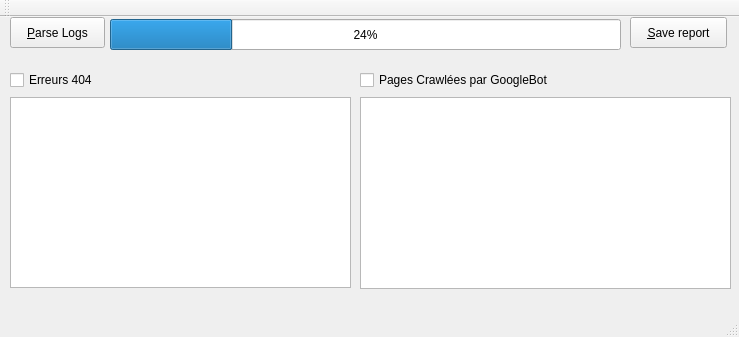
E-LLP/logParser, file mainwindow.ui: the form before one commit.
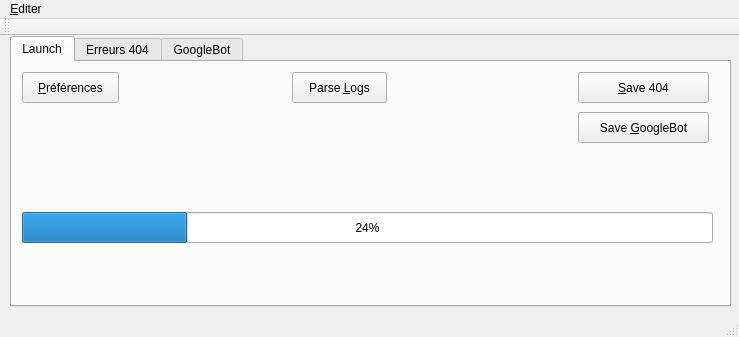
The form after the commit. Icons and pictures are not drawn.

```diff
--- a/mainwindow.ui
+++ b/mainwindow.ui
@@ -18,35 +18,41 @@
     <normaloff>../../../../Téléchargements/ZpKyf3ZBgLFQTpMM1OeLzCjBV8xta9O0_0/logparser.jpg</normaloff>../../../../Téléchargements/ZpKyf3ZBgLFQTpMM1OeLzCjBV8xta9O0_0/logparser.jpg</iconset>
   </property>
   <widget class="QWidget" name="centralWidget">
+   <widget class="QTabWidget" name="tabWidget">
+    <property name="geometry">
+     <rect>
+      <x>10</x>
+      <y>0</y>
+      <width>721</width>
+      <height>271</height>
+     </rect>
+    </property>
+    <property name="currentIndex">
+     <number>0</number>
+    </property>
+    <widget class="QWidget" name="tab">
+     <attribute name="title">
+      <string>Launch</string>
+     </attribute>
    <widget class="QPushButton" name="btnParseLogs">
     <property name="geometry">
      <rect>
-      <x>10</x>
-      <y>0</y>
+        <x>280</x>
+        <y>10</y>
       <width>95</width>
       <height>31</height>
      </rect>
     </property>
     <property name="text">
-     <string>&amp;Parse Logs</string>
-    </property>
-   </widget>
-   <widget class="QTableView" name="tableView_err404">
-    <property name="geometry">
-     <rect>
-      <x>10</x>
-      <y>80</y>
-      <width>341</width>
-      <height>191</height>
-     </rect>
+       <string>Parse &amp;Logs</string>
     </property>
    </widget>
    <widget class="QProgressBar" name="progressBar_read">
     <property name="geometry">
      <rect>
-      <x>110</x>
-      <y>2</y>
-      <width>511</width>
+        <x>10</x>
+        <y>150</y>
+        <width>691</width>
       <height>31</height>
      </rect>
     </property>
@@ -54,54 +60,76 @@
      <number>24</number>
     </property>
    </widget>
-   <widget class="QPushButton" name="pushButton_save">
+     <widget class="QPushButton" name="pushButton_save_err404">
     <property name="geometry">
      <rect>
-      <x>630</x>
-      <y>0</y>
+        <x>566</x>
+        <y>10</y>
+        <width>131</width>
+        <height>31</height>
+       </rect>
+      </property>
+      <property name="text">
+       <string>&amp;Save 404</string>
+      </property>
+     </widget>
+     <widget class="QPushButton" name="pushButton_prefs">
+      <property name="geometry">
+       <rect>
+        <x>10</x>
+        <y>10</y>
       <width>97</width>
       <height>31</height>
      </rect>
     </property>
     <property name="text">
-     <string>&amp;Save report</string>
-    </property>
-   </widget>
-   <widget class="QCheckBox" name="checkBox_err404">
+       <string>&amp;Préférences</string>
+      </property>
+     </widget>
+     <widget class="QPushButton" name="pushButton_save_googlebot">
     <property name="geometry">
      <rect>
-      <x>10</x>
+        <x>566</x>
       <y>50</y>
-      <width>111</width>
-      <height>26</height>
+        <width>131</width>
+        <height>31</height>
      </rect>
     </property>
     <property name="text">
+       <string>Save &amp;GoogleBot</string>
+      </property>
+     </widget>
+    </widget>
+    <widget class="QWidget" name="tab_err404">
+     <attribute name="title">
      <string>Erreurs 404</string>
-    </property>
-   </widget>
-   <widget class="QCheckBox" name="checkBox_GoogleBot">
+     </attribute>
+     <widget class="QTableView" name="tableView_err404">
     <property name="geometry">
      <rect>
-      <x>360</x>
-      <y>50</y>
-      <width>241</width>
-      <height>26</height>
-     </rect>
-    </property>
-    <property name="text">
-     <string>Pages Crawlées par GoogleBot</string>
-    </property>
-   </widget>
+        <x>10</x>
+        <y>10</y>
+        <width>701</width>
+        <height>211</height>
+       </rect>
+      </property>
+     </widget>
+    </widget>
+    <widget class="QWidget" name="tab_googlebot">
+     <attribute name="title">
+      <string>GoogleBot</string>
+     </attribute>
    <widget class="QTableView" name="tableView_GoogleBot">
     <property name="geometry">
      <rect>
-      <x>360</x>
-      <y>80</y>
-      <width>371</width>
-      <height>192</height>
-     </rect>
-    </property>
+        <x>10</x>
+        <y>10</y>
+        <width>701</width>
+        <height>211</height>
+       </rect>
+      </property>
+     </widget>
+    </widget>
    </widget>
   </widget>
   <widget class="QToolBar" name="mainToolBar">
@@ -122,7 +150,19 @@
      <height>27</height>
     </rect>
    </property>
-  </widget>
+   <widget class="QMenu" name="menu_Pr_f_rences">
+    <property name="title">
+     <string>&amp;Editer</string>
+    </property>
+    <addaction name="action_Pr_f_rences"/>
+   </widget>
+   <addaction name="menu_Pr_f_rences"/>
+  </widget>
+  <action name="action_Pr_f_rences">
+   <property name="text">
+    <string>&amp;Préférences</string>
+   </property>
+  </action>
  </widget>
  <layoutdefault spacing="6" margin="11"/>
  <resources/>
```
Lines whose indentation alone changed are shown as unchanged.
